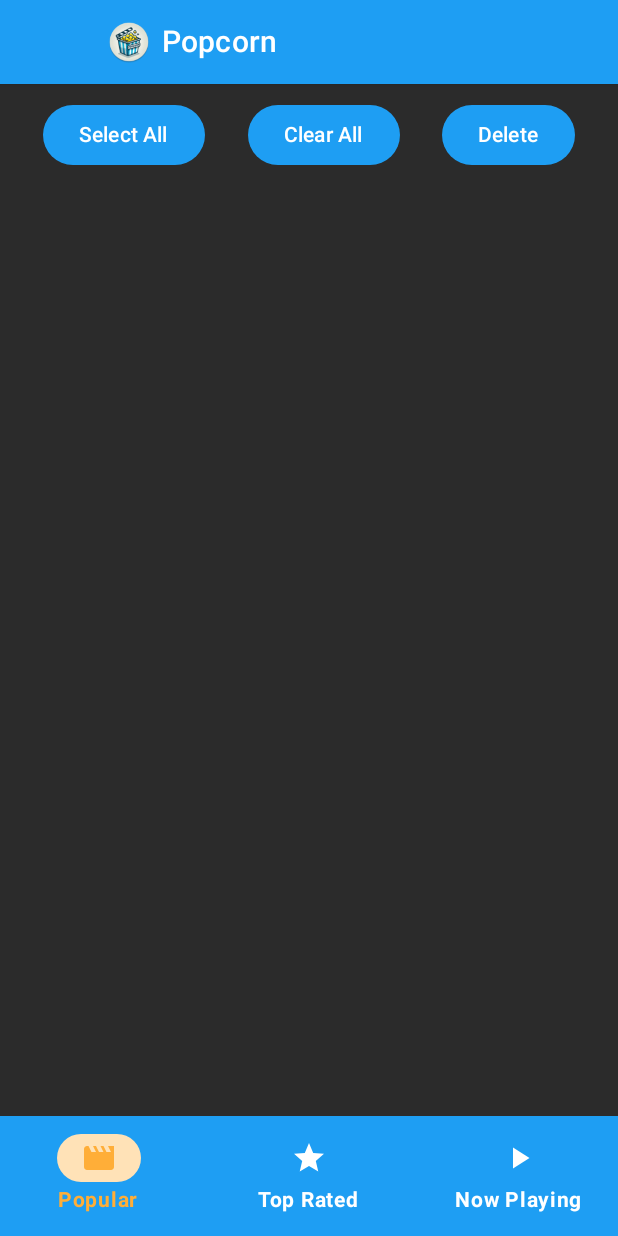
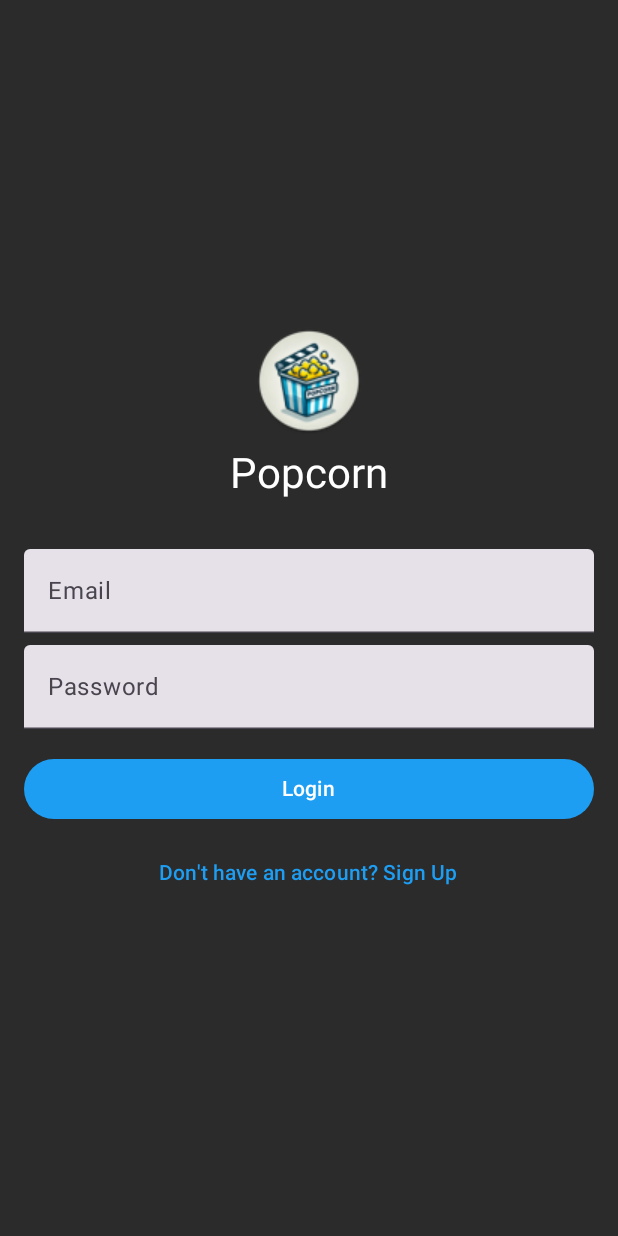
Before and after one commit to melvin1117/popcorn-movie-app, an Android app built with Jetpack Compose: the screen it shows after launch (MainActivity), on a phone screen of 412 x 824 dp. Run offline under Robolectric (Android 15) with nearby library versions, the phone set to English and light mode, and no system bars; our stand-ins replace Firebase (no records; nobody signed in at launch, a user with empty details on screens opened directly).

Commit message:
added basic login and signup

```diff
--- a/app/src/main/java/com/smfelix/movieapp/MainActivity.kt
+++ b/app/src/main/java/com/smfelix/movieapp/MainActivity.kt
@@ -11,16 +11,16 @@ import androidx.compose.runtime.getValue
 import androidx.compose.ui.Modifier
 import androidx.compose.ui.res.colorResource
 import androidx.lifecycle.ViewModelProvider
-import androidx.lifecycle.ViewModelStore
-import androidx.lifecycle.ViewModelStoreOwner
 import androidx.navigation.compose.NavHost
 import androidx.navigation.compose.composable
 import androidx.navigation.compose.currentBackStackEntryAsState
 import androidx.navigation.compose.rememberNavController
-import com.smfelix.movieapp.ui.activities.MovieListScreen
-import com.smfelix.movieapp.ui.activities.MovieViewPager
+import com.smfelix.movieapp.ui.screens.MovieListScreen
+import com.smfelix.movieapp.ui.screens.MovieViewPager
 import com.smfelix.movieapp.ui.components.BottomNavBar
 import com.smfelix.movieapp.ui.components.TopBar
+import com.smfelix.movieapp.ui.screens.LoginScreen
+import com.smfelix.movieapp.ui.screens.SignupScreen
 import com.smfelix.movieapp.ui.viewmodels.MovieViewModel
 import com.smfelix.movieapp.ui.viewmodels.MovieViewModelFactory
 
@@ -37,34 +37,37 @@ class MainActivity : ComponentActivity() {
         val navController = rememberNavController()
         val currentRoute by navController.currentBackStackEntryAsState()
 
-        // Determine if TopBar and BottomNavBar should be displayed
-        val showBars = currentRoute?.destination?.route?.startsWith("movie_list") == true ||
-                currentRoute?.destination?.route?.startsWith("movie_details") == true
-
         Scaffold(
             topBar = {
-                if (showBars) {
+                if (currentRoute?.destination?.route != "login" &&
+                    currentRoute?.destination?.route != "signup") {
                     TopBar(navController)
                 }
             },
             bottomBar = {
-                if (showBars) {
+                if (currentRoute?.destination?.route != "login" &&
+                    currentRoute?.destination?.route != "signup") {
                     BottomNavBar(navController)
                 }
             }
         ) { paddingValues ->
             NavHost(
                 navController = navController,
-                startDestination = "movie_list/popular",
+                startDestination = "login", // Start with login screen
                 modifier = Modifier
                     .padding(paddingValues)
                     .background(colorResource(id = R.color.bgGray))
             ) {
+                composable("login") {
+                    LoginScreen(navController)
+                }
+                composable("signup") {
+                    SignupScreen(navController)
+                }
                 composable("movie_list/{category}") { backStackEntry ->
                     val category = backStackEntry.arguments?.getString("category") ?: "popular"
                     val viewModel = provideViewModel(category)
 
-                    // Pass the shared ViewModel to the MovieListScreen
                     MovieListScreen(viewModel = viewModel) { movie ->
                         navController.navigate("movie_details/${category}/${movie.id}")
                     }
@@ -74,7 +77,6 @@ class MainActivity : ComponentActivity() {
                     val movieId = backStackEntry.arguments?.getString("selectedMovieId")?.toLongOrNull() ?: 0L
                     val viewModel = provideViewModel(category)
 
-                    // Pass the shared ViewModel to the MovieViewPager
                     MovieViewPager(selectedMovieId = movieId, viewModel = viewModel)
                 }
             }
--- /dev/null
+++ b/app/src/main/java/com/smfelix/movieapp/ui/screens/LoginScreen.kt
@@ -0,0 +1,114 @@
+package com.smfelix.movieapp.ui.screens
+
+import android.widget.Toast
+import androidx.compose.foundation.Image
+import androidx.compose.foundation.layout.*
+import androidx.compose.material3.*
+import androidx.compose.runtime.*
+import androidx.compose.ui.Alignment
+import androidx.compose.ui.Modifier
+import androidx.compose.ui.platform.LocalContext
+import androidx.compose.ui.res.colorResource
+import androidx.compose.ui.res.painterResource
+import androidx.compose.ui.text.input.PasswordVisualTransformation
+import androidx.compose.ui.unit.dp
+import androidx.navigation.NavController
+import com.google.firebase.auth.FirebaseAuth
+import com.smfelix.movieapp.R
+
+@Composable
+fun LoginScreen(navController: NavController) {
+    var email by remember { mutableStateOf("") }
+    var password by remember { mutableStateOf("") }
+    var errorMessage by remember { mutableStateOf<String?>(null) }
+    val context = LocalContext.current
+
+    Column(
+        modifier = Modifier
+            .fillMaxSize()
+            .padding(16.dp),
+        verticalArrangement = Arrangement.Center,
+        horizontalAlignment = Alignment.CenterHorizontally
+    ) {
+        Image(
+            painter = painterResource(id = R.drawable.ic_launcher_round),
+            contentDescription = "App Logo",
+            modifier = Modifier
+                .size(72.dp)
+        )
+        Spacer(modifier = Modifier.height(8.dp))
+        Text(
+            text = "Popcorn",
+            style = MaterialTheme.typography.headlineMedium,
+            color = colorResource(id = R.color.white)
+        )
+        Spacer(modifier = Modifier.height(32.dp))
+
+        // Input Fields
+        TextField(
+            value = email,
+            onValueChange = { email = it },
+            label = { Text("Email") },
+            modifier = Modifier.fillMaxWidth(),
+            colors = TextFieldDefaults.colors(
+                cursorColor = colorResource(id = R.color.accent),
+                focusedTextColor = colorResource(id = R.color.accent),
+                focusedLabelColor = colorResource(id = R.color.accent),
+                focusedIndicatorColor = colorResource(id = R.color.accent)
+            )
+        )
+        Spacer(modifier = Modifier.height(8.dp))
+
+        TextField(
+            value = password,
+            onValueChange = { password = it },
+            label = { Text("Password") },
+            modifier = Modifier.fillMaxWidth(),
+            visualTransformation = PasswordVisualTransformation(),
+            colors = TextFieldDefaults.colors(
+                cursorColor = colorResource(id = R.color.accent),
+                focusedTextColor = colorResource(id = R.color.accent),
+                focusedLabelColor = colorResource(id = R.color.accent),
+                focusedIndicatorColor = colorResource(id = R.color.accent)
+            )
+        )
+        Spacer(modifier = Modifier.height(16.dp))
+
+        errorMessage?.let {
+            Text(
+                text = it,
+                color = MaterialTheme.colorScheme.error,
+                modifier = Modifier.padding(8.dp)
+            )
+        }
+
+        // Login Button
+        Button(
+            onClick = {
+                FirebaseAuth.getInstance().signInWithEmailAndPassword(email, password)
+                    .addOnCompleteListener { task ->
+                        if (task.isSuccessful) {
+                            Toast.makeText(context, "Login successful", Toast.LENGTH_SHORT).show()
+                            navController.navigate("movie_list/popular") {
+                                popUpTo("login") { inclusive = true }
+                            }
+                        } else {
+                            errorMessage = task.exception?.localizedMessage ?: "Login failed"
+                            Toast.makeText(context, errorMessage, Toast.LENGTH_SHORT).show()
+                        }
+                    }
+            },
+            modifier = Modifier.fillMaxWidth(),
+            colors = ButtonDefaults.buttonColors(containerColor = colorResource(id = R.color.accent))
+        ) {
+            Text(text = "Login")
+        }
+
+        Spacer(modifier = Modifier.height(8.dp))
+
+        // Navigate to Signup
+        TextButton(onClick = { navController.navigate("signup") }) {
+            Text(text = "Don't have an account? Sign Up", color = colorResource(id = R.color.accent))
+        }
+    }
+}
--- a/app/src/main/java/com/smfelix/movieapp/ui/activities/MovieViewPagerActivity.kt
+++ b/app/src/main/java/com/smfelix/movieapp/ui/screens/MovieDetailScreen.kt
@@ -1,4 +1,4 @@
-package com.smfelix.movieapp.ui.activities
+package com.smfelix.movieapp.ui.screens
 
 import androidx.compose.foundation.background
 import androidx.compose.foundation.layout.*
--- a/app/src/main/java/com/smfelix/movieapp/ui/activities/MovieListActivity.kt
+++ b/app/src/main/java/com/smfelix/movieapp/ui/screens/MovieListScreen.kt
@@ -1,4 +1,4 @@
-package com.smfelix.movieapp.ui.activities
+package com.smfelix.movieapp.ui.screens
 
 import android.widget.Toast
 import androidx.compose.animation.core.Spring
@@ -21,7 +21,6 @@ import androidx.compose.ui.platform.LocalContext
 import androidx.compose.ui.res.colorResource
 import androidx.compose.ui.unit.IntOffset
 import androidx.compose.ui.unit.dp
-import androidx.lifecycle.viewmodel.compose.viewModel
 import com.smfelix.movieapp.R
 import com.smfelix.movieapp.data.MovieData
 import com.smfelix.movieapp.ui.components.MovieCard
```
Also changed, not shown: app/src/main/java/com/smfelix/movieapp/ui/screens/SignUpScreen.kt (added, +115 -0 lines).
